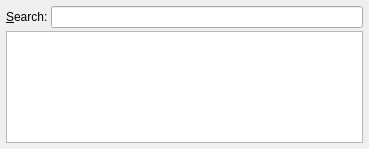
This is scribus/unicodesearch.ui in scribusproject/scribus as Qt 5 draws it before an edit. The edited form follows.
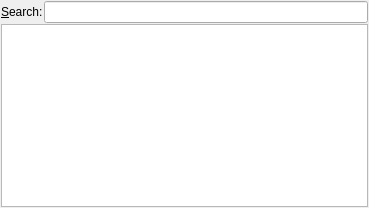
This is the edited form.

Commit message: Unicode Search widget/dialog is MVC based now. Fixed possible crashes in "unicode search" subwindow. Fixed direct unicode inserting. W/ resulting GUI improvements.

The edit to the form file:
```diff
--- a/scribus/unicodesearch.ui
+++ b/scribus/unicodesearch.ui
@@ -7,30 +7,18 @@
     <x>0</x>
     <y>0</y>
     <width>369</width>
-    <height>149</height>
+    <height>208</height>
    </rect>
   </property>
   <property name="windowTitle" >
    <string>Unicode Search</string>
   </property>
   <layout class="QGridLayout" >
-   <property name="leftMargin" >
-    <number>6</number>
+   <property name="margin" >
+    <number>1</number>
    </property>
-   <property name="topMargin" >
-    <number>6</number>
-   </property>
-   <property name="rightMargin" >
-    <number>6</number>
-   </property>
-   <property name="bottomMargin" >
-    <number>6</number>
-   </property>
-   <property name="horizontalSpacing" >
-    <number>3</number>
-   </property>
-   <property name="verticalSpacing" >
-    <number>3</number>
+   <property name="spacing" >
+    <number>1</number>
    </property>
    <item row="0" column="0" >
     <widget class="QLabel" name="textLabel1" >
@@ -49,7 +37,7 @@
     <widget class="QLineEdit" name="searchEdit" />
    </item>
    <item row="1" column="0" colspan="2" >
-    <widget class="QTableWidget" name="unicodeList" >
+    <widget class="QTableView" name="tableView" >
      <property name="alternatingRowColors" >
       <bool>true</bool>
      </property>
```
Left out of the diff: 12 changed lines with no effect on the pictures. The commit also changes 5 other files.
